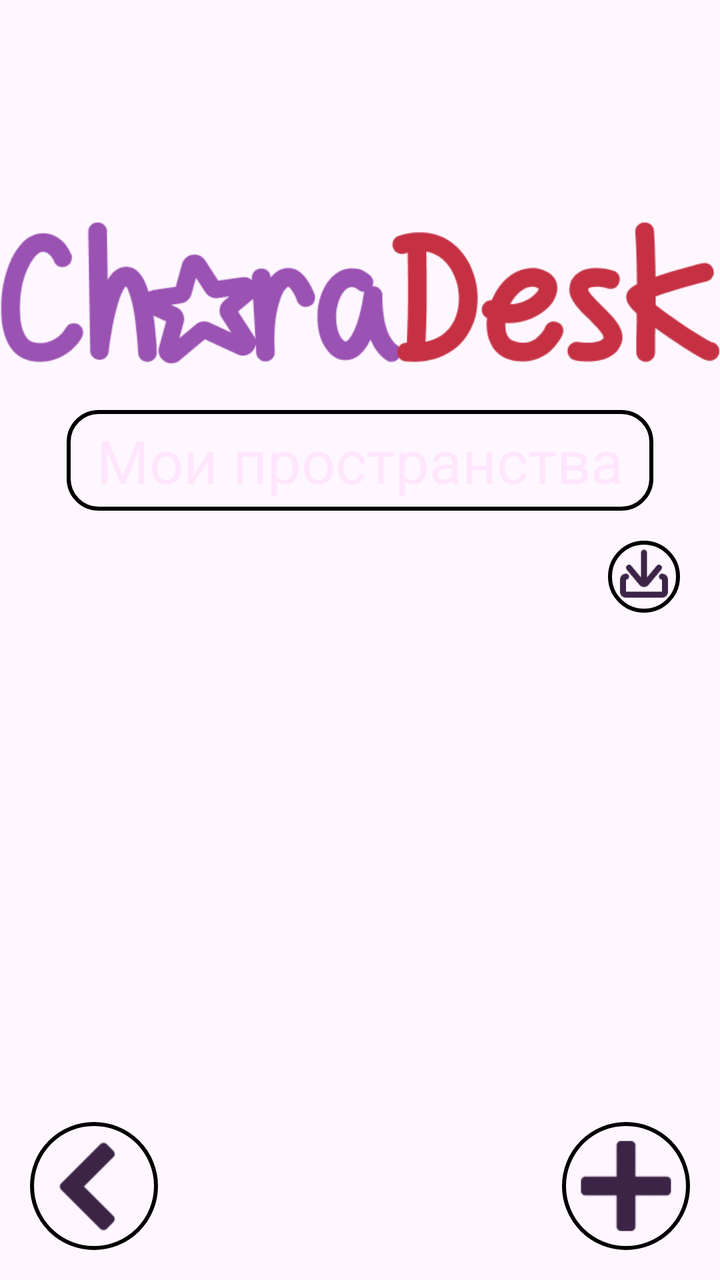
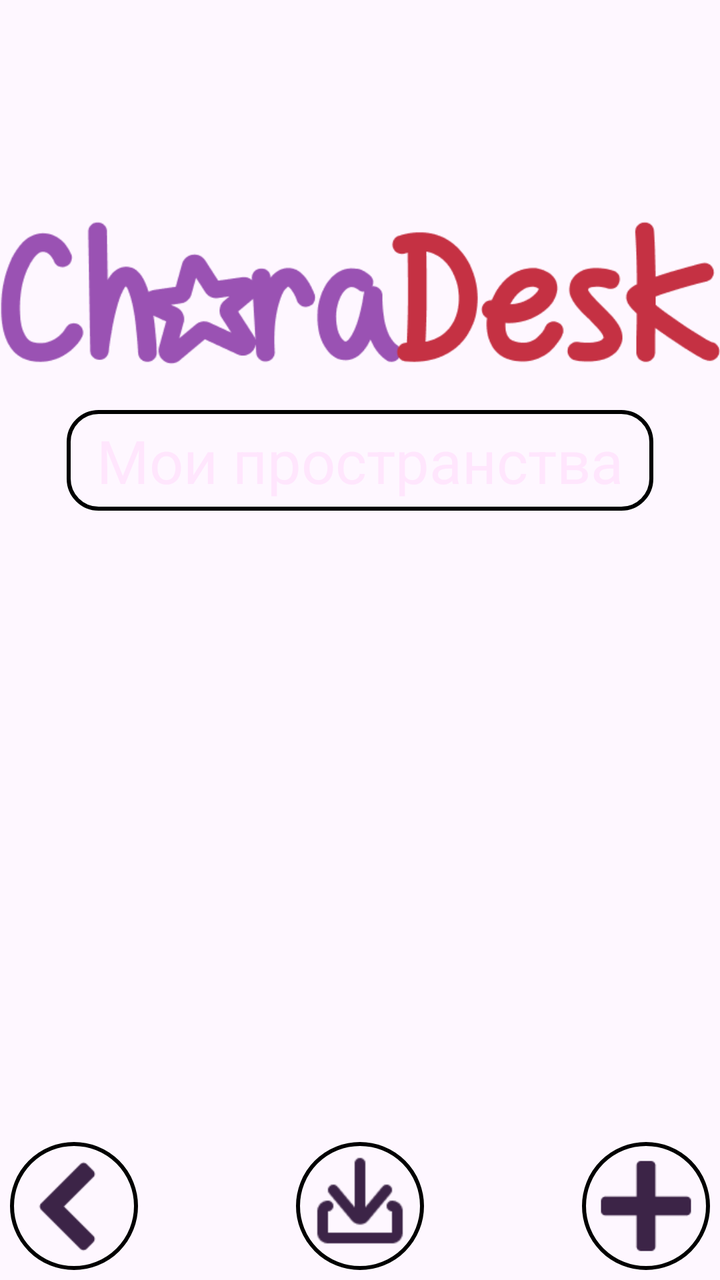

Before-and-after screenshots of an Android layout around one commit, followed by the original layout XML and the change that was made.
<!-- AndroidManifest.xml: application theme Theme.CharaDesk -->
<!-- res/layout/activity_universe.xml -->
<?xml version="1.0" encoding="utf-8"?>
<androidx.constraintlayout.widget.ConstraintLayout xmlns:android="http://schemas.android.com/apk/res/android"
    xmlns:app="http://schemas.android.com/apk/res-auto"
    xmlns:tools="http://schemas.android.com/tools"
    android:id="@+id/main"
    android:layout_width="match_parent"
    android:layout_height="match_parent"
    tools:context=".MainMenu">
    <ImageView
        android:id="@+id/CharaDesk"
        android:src="@drawable/charadesk"
        android:layout_width="375dp"
        android:layout_height="100dp"
        android:scaleType="centerCrop"
        android:layout_margin="100dp"
        app:layout_constraintStart_toStartOf="parent"
        app:layout_constraintEnd_toEndOf="parent"
        app:layout_constraintTop_toTopOf="parent"/>

    <LinearLayout
        android:id="@+id/subtitle"
        android:layout_width="match_parent"
        android:layout_height="wrap_content"
        android:orientation="horizontal"
        android:layout_marginTop="@dimen/paddingL"
        android:gravity="center"
        app:layout_constraintTop_toBottomOf="@id/CharaDesk"
        >
        <TextView
            android:layout_width="wrap_content"
            android:layout_height="wrap_content"
            android:background="@drawable/rounded_text_main"
            android:paddingLeft="@dimen/paddingB"
            android:paddingTop="@dimen/paddingL"
            android:paddingRight="@dimen/paddingB"
            android:paddingBottom="@dimen/paddingL"
            android:text="@string/my_universe"
            android:textColor="@color/white"
            android:textSize="@dimen/MainText"
            app:layout_constraintEnd_toEndOf="parent"
            app:layout_constraintStart_toStartOf="parent"
            />
    </LinearLayout>

    <ScrollView
        android:layout_width="match_parent"
        android:layout_height="0dp"
        android:layout_margin="@dimen/paddingL"
        app:layout_constraintTop_toBottomOf="@id/subtitle"
        app:layout_constraintBottom_toTopOf="@id/button_add">
        <LinearLayout
            android:layout_width="match_parent"
            android:layout_height="wrap_content"
            android:orientation="vertical">
            <LinearLayout
                android:id="@+id/linear"
                android:layout_width="match_parent"
                android:layout_height="wrap_content"
                android:orientation="vertical"
                android:padding="@dimen/paddingL"/>
            <ImageButton
                android:id="@+id/button_import"
                android:layout_width="36dp"
                android:layout_height="36dp"
                android:scaleType="centerCrop"
                android:onClick="onClickImport"
                android:src="@drawable/icon_import"
                android:background="@drawable/rounded_buttons"
                app:tint="?attr/colorBorder"
                android:layout_marginRight="@dimen/paddingB"
                android:layout_gravity="right"
                />
        </LinearLayout>

    </ScrollView>
    <ImageButton
        android:id="@+id/button_add"
        android:layout_width="64dp"
        android:layout_height="64dp"
        android:scaleType="centerCrop"
        android:src="@drawable/icon_add"
        android:padding="@dimen/paddingL"
        android:background="@drawable/rounded_buttons"
        app:tint="?attr/colorBorder"
        android:layout_margin="@dimen/paddingB"
        android:onClick="onCreateNewProfile"
        app:layout_constraintBottom_toBottomOf="parent"
        app:layout_constraintEnd_toEndOf="parent">
    </ImageButton>
    <ImageButton
        android:id="@+id/button_back"
        android:layout_width="64dp"
        android:layout_height="64dp"
        android:scaleType="centerCrop"
        android:src="@drawable/icon_back"
        android:padding="@dimen/paddingL"
        android:background="@drawable/rounded_buttons"
        app:tint="?attr/colorBorder"
        android:layout_margin="@dimen/paddingB"
        android:onClick="onClickBack"
        app:layout_constraintBottom_toBottomOf="parent"
        app:layout_constraintStart_toStartOf="parent">
    </ImageButton>


</androidx.constraintlayout.widget.ConstraintLayout>
<!-- resources referenced by this layout -->
<resources>
  <color name="white">#FFE6FD</color>
  <dimen name="MainText">30sp</dimen>
  <dimen name="paddingB">15dp</dimen>
  <dimen name="paddingL">5dp</dimen>
  <!-- drawable charadesk: png bitmap (drawable, 17599 bytes) -->
  <!-- drawable icon_add: png bitmap (drawable, 748 bytes) -->
  <!-- drawable icon_back: png bitmap (drawable, 884 bytes) -->
  <!-- drawable icon_import: png bitmap (drawable, 1293 bytes) -->
  <!-- drawable rounded_buttons (drawable) -->
  <?xml version="1.0" encoding="utf-8"?>
  <shape xmlns:android="http://schemas.android.com/apk/res/android">
      <solid android:color="?attr/colorIcon" />
      <stroke
          android:width="2dp"
          android:color="?attr/colorIconBorder" />
      <corners android:radius="5000dp" />
  </shape>
  <!-- drawable rounded_text_main (drawable) -->
  <?xml version="1.0" encoding="utf-8"?>
  <shape xmlns:android="http://schemas.android.com/apk/res/android">
      <solid android:color="?attr/colorBackground" />
      <stroke
          android:width="2dp"
      android:color="?attr/colorBorder" />
      <corners android:radius="15dp" />
  </shape>
  <string name="my_universe">Мои пространства</string>
  <style name="Theme.CharaDesk" parent="Base.Theme.CharaDesk" />
  <style name="Base.Theme.CharaDesk" parent="Theme.Material3.DayNight.NoActionBar">
  
      </style>
</resources>

<!-- the commit's change to res/layout/activity_universe.xml (unified diff, before → after) -->
@@ -58,49 +58,59 @@
                 android:layout_height="wrap_content"
                 android:orientation="vertical"
                 android:padding="@dimen/paddingL"/>
-            <ImageButton
-                android:id="@+id/button_import"
-                android:layout_width="36dp"
-                android:layout_height="36dp"
-                android:scaleType="centerCrop"
-                android:onClick="onClickImport"
-                android:src="@drawable/icon_import"
-                android:background="@drawable/rounded_buttons"
-                app:tint="?attr/colorBorder"
-                android:layout_marginRight="@dimen/paddingB"
-                android:layout_gravity="right"
-                />
         </LinearLayout>
 
     </ScrollView>
-    <ImageButton
-        android:id="@+id/button_add"
-        android:layout_width="64dp"
-        android:layout_height="64dp"
-        android:scaleType="centerCrop"
-        android:src="@drawable/icon_add"
-        android:padding="@dimen/paddingL"
-        android:background="@drawable/rounded_buttons"
-        app:tint="?attr/colorBorder"
-        android:layout_margin="@dimen/paddingB"
-        android:onClick="onCreateNewProfile"
-        app:layout_constraintBottom_toBottomOf="parent"
-        app:layout_constraintEnd_toEndOf="parent">
-    </ImageButton>
-    <ImageButton
-        android:id="@+id/button_back"
-        android:layout_width="64dp"
-        android:layout_height="64dp"
-        android:scaleType="centerCrop"
-        android:src="@drawable/icon_back"
-        android:padding="@dimen/paddingL"
-        android:background="@drawable/rounded_buttons"
-        app:tint="?attr/colorBorder"
-        android:layout_margin="@dimen/paddingB"
-        android:onClick="onClickBack"
-        app:layout_constraintBottom_toBottomOf="parent"
-        app:layout_constraintStart_toStartOf="parent">
-    </ImageButton>
+    <LinearLayout
+        android:id="@+id/linear"
+        android:layout_width="match_parent"
+        android:layout_height="wrap_content"
+        android:orientation="horizontal"
+        app:layout_constraintBottom_toBottomOf="parent">
+        <ImageButton
+            android:id="@+id/button_back"
+            android:layout_width="64dp"
+            android:layout_height="64dp"
+            android:scaleType="centerCrop"
+            android:src="@drawable/icon_back"
+            android:padding="@dimen/paddingL"
+            android:background="@drawable/rounded_buttons"
+            app:tint="?attr/colorBorder"
+            android:layout_margin="@dimen/paddingL"
+            android:onClick="onClickBack">
+        </ImageButton>
+        <View
+            android:layout_width="0dp"
+            android:layout_height="0dp"
+            android:layout_weight="1"/>
+        <ImageButton
+            android:id="@+id/button_import"
+            android:layout_width="64dp"
+            android:layout_height="64dp"
+            android:scaleType="centerCrop"
+            android:onClick="onClickImport"
+            android:src="@drawable/icon_import"
+            android:background="@drawable/rounded_buttons"
+            app:tint="?attr/colorBorder"
+            android:layout_margin="@dimen/paddingL"
+            />
+        <View
+            android:layout_width="0dp"
+            android:layout_height="0dp"
+            android:layout_weight="1"/>
+        <ImageButton
+            android:id="@+id/button_add"
+            android:layout_width="64dp"
+            android:layout_height="64dp"
+            android:scaleType="centerCrop"
+            android:src="@drawable/icon_add"
+            android:padding="@dimen/paddingL"
+            android:background="@drawable/rounded_buttons"
+            app:tint="?attr/colorBorder"
+            android:layout_margin="@dimen/paddingL"
+            android:onClick="onCreateNewProfile">
+        </ImageButton>
+    </LinearLayout>
 
 
 </androidx.constraintlayout.widget.ConstraintLayout>
